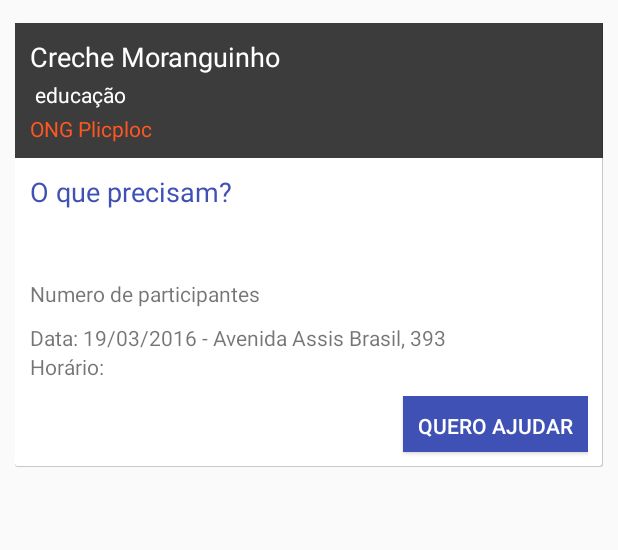
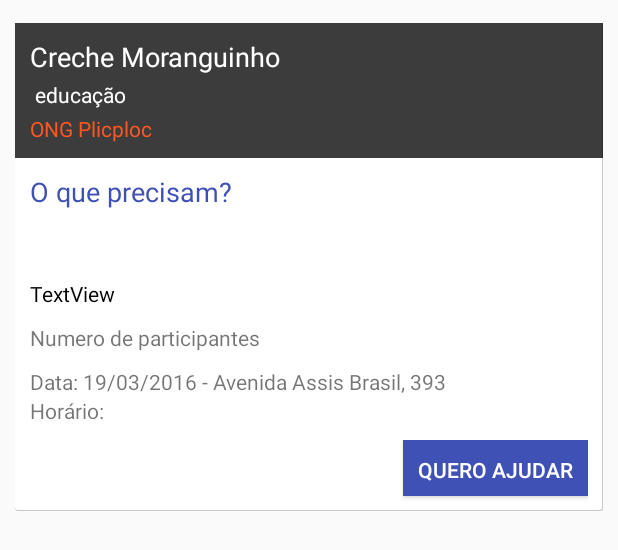
Before and after one commit to thomaspessato/WeHelp, an Android app: the layout row_timeline.xml on its own in the app's theme, with its tools: preview values and no code run, on a phone screen of 412 x 824 dp. Shown: the top 550 px of the screen. Run offline under Robolectric (Android 15) with nearby library versions, the phone set to English and light mode, and no system bars; network calls fail.

Commit message:
requisitos na timeline

```diff
--- a/app/src/main/res/layout/row_timeline.xml
+++ b/app/src/main/res/layout/row_timeline.xml
@@ -58,13 +58,13 @@
 
             </LinearLayout>
 
-            <!--<TextView-->
-                <!--android:text="TextView"-->
-                <!--android:layout_width="match_parent"-->
-                <!--android:layout_height="wrap_content"-->
-                <!--android:id="@+id/event_timeline_description"-->
-                <!--android:layout_marginTop="10dp"-->
-                <!--android:textColor="@android:color/black" />-->
+            <TextView
+                android:text="TextView"
+                android:layout_width="match_parent"
+                android:layout_height="wrap_content"
+                android:id="@+id/event_timeline_description"
+                android:layout_marginTop="10dp"
+                android:textColor="@android:color/black" />
 
             <TextView
                 android:text="Numero de participantes"
```
Also changed, not shown: app/src/main/java/com/wehelp/wehelp/adapters/TimelineEventAdapter.java (+10 -3 lines).
